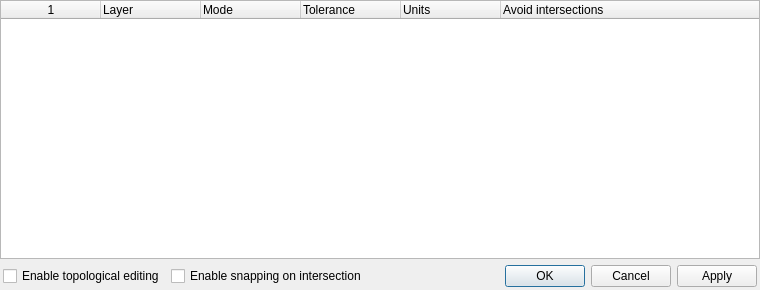
Above: src/ui/qgssnappingdialogbase.ui from qgis/QGIS before the change. Below: the same form after it.
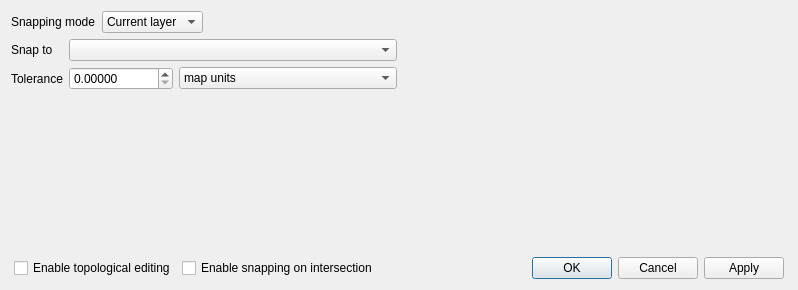
That is the form after the change.

Commit message: Add snapping to current layer mode + make it default for new projects

```diff
--- a/src/ui/qgssnappingdialogbase.ui
+++ b/src/ui/qgssnappingdialogbase.ui
@@ -6,27 +6,153 @@
    <rect>
     <x>0</x>
     <y>0</y>
-    <width>760</width>
+    <width>798</width>
     <height>290</height>
    </rect>
   </property>
   <property name="windowTitle">
    <string>Snapping options</string>
   </property>
+  <layout class="QVBoxLayout" name="verticalLayout">
+   <item>
+    <layout class="QHBoxLayout" name="horizontalLayout">
+     <item>
+      <widget class="QLabel" name="label">
+       <property name="text">
+        <string>Snapping mode</string>
+       </property>
+      </widget>
+     </item>
+     <item>
+      <widget class="QComboBox" name="mSnapModeComboBox">
+       <property name="sizePolicy">
+        <sizepolicy hsizetype="Preferred" vsizetype="Fixed">
+         <horstretch>0</horstretch>
+         <verstretch>0</verstretch>
+        </sizepolicy>
+       </property>
+       <item>
+        <property name="text">
+         <string>Current layer</string>
+        </property>
+       </item>
+       <item>
+        <property name="text">
+         <string>Advanced</string>
+        </property>
+       </item>
+      </widget>
+     </item>
+     <item>
+      <spacer name="horizontalSpacer_2">
+       <property name="orientation">
+        <enum>Qt::Horizontal</enum>
+       </property>
+       <property name="sizeHint" stdset="0">
+        <size>
+         <width>40</width>
+         <height>20</height>
+        </size>
+       </property>
+      </spacer>
+     </item>
+    </layout>
+   </item>
+   <item>
+    <widget class="QStackedWidget" name="mStackedWidget">
+     <property name="currentIndex">
+      <number>0</number>
+     </property>
+     <widget class="QWidget" name="page">
+      <layout class="QGridLayout" name="gridLayout_3">
+       <property name="margin">
+        <number>0</number>
+       </property>
+       <item row="0" column="0">
   <layout class="QGridLayout" name="gridLayout">
-   <property name="leftMargin">
-    <number>0</number>
-   </property>
-   <property name="topMargin">
-    <number>0</number>
-   </property>
-   <property name="rightMargin">
-    <number>0</number>
-   </property>
-   <property name="bottomMargin">
-    <number>3</number>
-   </property>
-   <item row="0" column="0" colspan="3">
+         <item row="0" column="0">
+          <widget class="QLabel" name="label_2">
+           <property name="text">
+            <string>Snap to</string>
+           </property>
+          </widget>
+         </item>
+         <item row="0" column="1" colspan="2">
+          <widget class="QComboBox" name="mDefaultSnapToComboBox"/>
+         </item>
+         <item row="1" column="0">
+          <widget class="QLabel" name="label_3">
+           <property name="text">
+            <string>Tolerance</string>
+           </property>
+          </widget>
+         </item>
+         <item row="1" column="1">
+          <widget class="QDoubleSpinBox" name="mDefaultSnappingToleranceSpinBox">
+           <property name="decimals">
+            <number>5</number>
+           </property>
+           <property name="maximum">
+            <double>99999999.989999994635582</double>
+           </property>
+          </widget>
+         </item>
+         <item row="1" column="2">
+          <widget class="QComboBox" name="mDefaultSnappingToleranceComboBox">
+           <property name="sizePolicy">
+            <sizepolicy hsizetype="Expanding" vsizetype="Fixed">
+             <horstretch>0</horstretch>
+             <verstretch>0</verstretch>
+            </sizepolicy>
+           </property>
+           <item>
+            <property name="text">
+             <string>map units</string>
+            </property>
+           </item>
+           <item>
+            <property name="text">
+             <string>pixels</string>
+            </property>
+           </item>
+          </widget>
+         </item>
+        </layout>
+       </item>
+       <item row="0" column="1">
+        <spacer name="horizontalSpacer">
+         <property name="orientation">
+          <enum>Qt::Horizontal</enum>
+         </property>
+         <property name="sizeHint" stdset="0">
+          <size>
+           <width>390</width>
+           <height>20</height>
+          </size>
+         </property>
+        </spacer>
+       </item>
+       <item row="1" column="0">
+        <spacer name="verticalSpacer">
+         <property name="orientation">
+          <enum>Qt::Vertical</enum>
+         </property>
+         <property name="sizeHint" stdset="0">
+          <size>
+           <width>20</width>
+           <height>137</height>
+          </size>
+         </property>
+        </spacer>
+       </item>
+      </layout>
+     </widget>
+     <widget class="QWidget" name="page_2">
+      <layout class="QGridLayout" name="gridLayout_2">
+       <property name="margin">
+        <number>0</number>
+       </property>
+       <item row="0" column="0">
     <widget class="QTreeWidget" name="mLayerTreeWidget">
      <property name="selectionMode">
       <enum>QAbstractItemView::NoSelection</enum>
@@ -78,7 +204,11 @@
      </column>
     </widget>
    </item>
-   <item row="2" column="0" colspan="3">
+      </layout>
+     </widget>
+    </widget>
+   </item>
+   <item>
     <layout class="QHBoxLayout" name="horizontalLayout_2">
      <property name="leftMargin">
       <number>3</number>
```
Left out of the diff: 10 changed lines with no effect on the pictures. Lines whose indentation alone changed are shown as unchanged. The commit also changes 5 other files.
